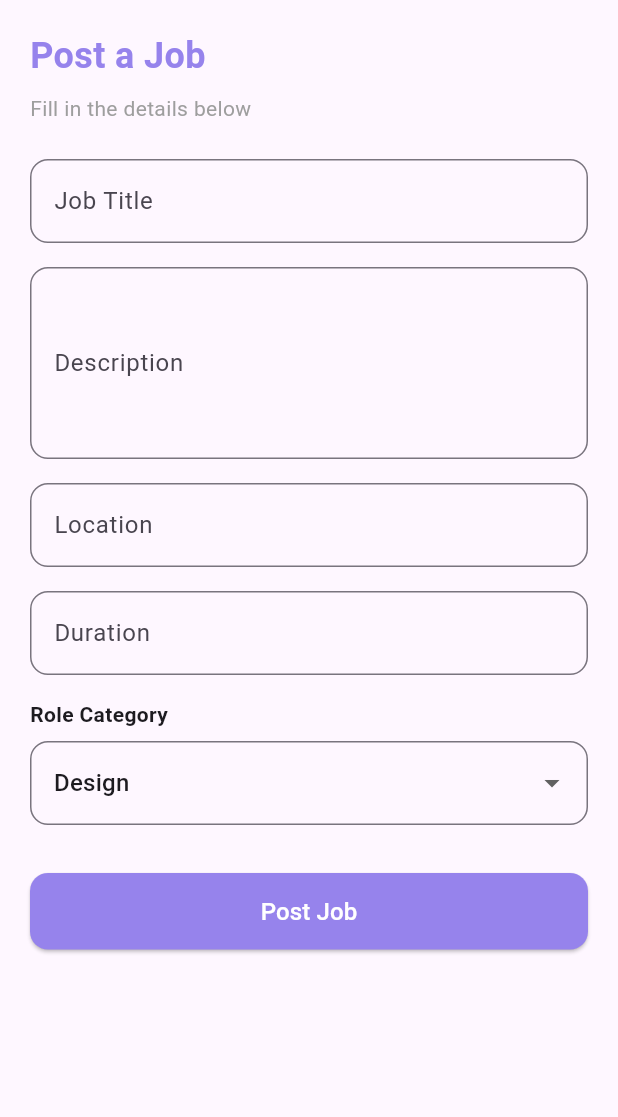
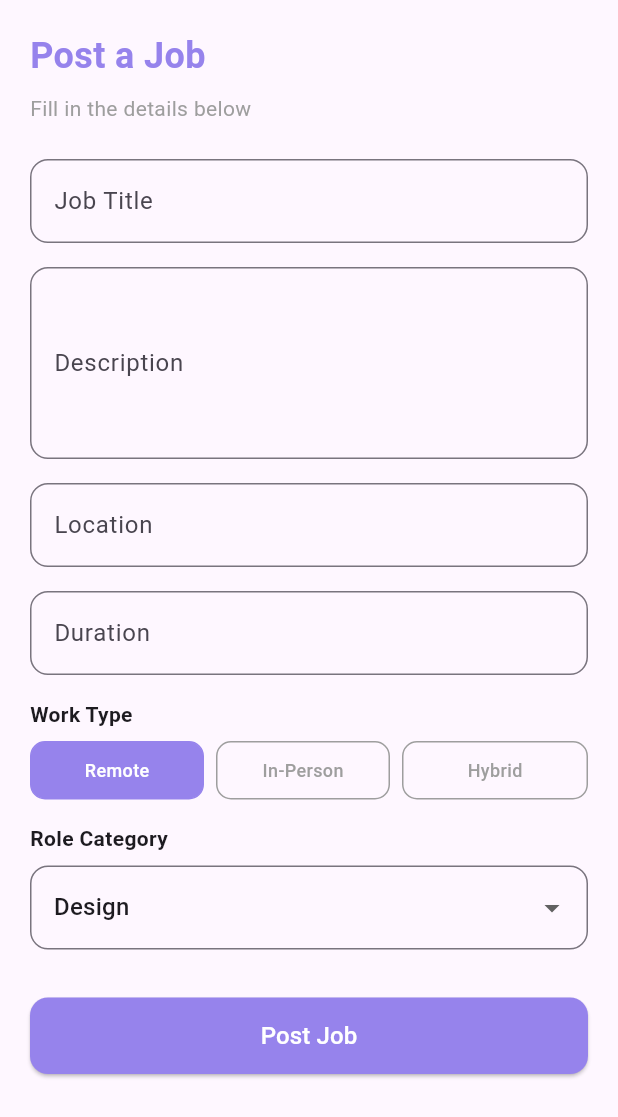
Before and after one commit to tdorcas-akim/alu_grid, a Flutter app: the PostJobScreen screen opened directly, on a phone screen of 412 x 824 dp. Shown: the top 1117 px of the screen. Run offline on Flutter 3.47's test engine with Material 3 defaults, Android fonts, the phone set to English and light mode, and no system bars; our stand-ins replace cloud_firestore, firebase_auth, firebase_core; accounts and stored records are empty; generated files the repository leaves out were written again.

Commit message:
clean up code and improve UI in Browse, Chat, Home, and Post Job screens

```diff
--- a/lib/screens/post_job_screen.dart
+++ b/lib/screens/post_job_screen.dart
@@ -14,10 +14,10 @@ class _PostJobScreenState extends State<PostJobScreen> {
   final locationInput = TextEditingController();
   final durationInput = TextEditingController();
   String selectedRole = 'Design';
+  String workType = 'Remote';
   bool loading = false;
   String msg = '';
 
-  // job categories/roles
   List<String> roles = [
     'Design',
     'Software Development',
@@ -28,6 +28,8 @@ class _PostJobScreenState extends State<PostJobScreen> {
     'Research',
     'Community Management',
   ];
+
+  List<String> workTypes = ['Remote', 'In-Person', 'Hybrid'];
 
   void postJob() async {
     final auth = Provider.of<AuthProvider>(context, listen: false);
@@ -49,6 +51,7 @@ class _PostJobScreenState extends State<PostJobScreen> {
         'location': locationInput.text.trim(),
         'duration': durationInput.text.trim(),
         'role': selectedRole,
+        'workType': workType,
         'startupId': auth.user!.uid,
         'startupName': auth.name,
         'postedAt': DateTime.now().toString(),
@@ -58,7 +61,6 @@ class _PostJobScreenState extends State<PostJobScreen> {
       setState(() {
         loading = false;
         msg = 'Job posted successfully!';
-        // clear fields
         titleInput.clear();
         descriptionInput.clear();
         locationInput.clear();
@@ -90,21 +92,15 @@ class _PostJobScreenState extends State<PostJobScreen> {
                 ),
               ),
               SizedBox(height: 8),
-              Text(
-                'Fill in the details below',
-                style: TextStyle(color: Colors.grey),
-              ),
+              Text('Fill in the details below', style: TextStyle(color: Colors.grey)),
               SizedBox(height: 24),
 
-              // job title
               TextField(
                 controller: titleInput,
                 decoration: InputDecoration(
                   labelText: 'Job Title',
                   hintText: 'e.g. UI Designer needed',
-                  border: OutlineInputBorder(
-                    borderRadius: BorderRadius.circular(12),
-                  ),
+                  border: OutlineInputBorder(borderRadius: BorderRadius.circular(12)),
                   focusedBorder: OutlineInputBorder(
                     borderRadius: BorderRadius.circular(12),
                     borderSide: BorderSide(color: Color(0xFF9683EC)),
@@ -113,16 +109,13 @@ class _PostJobScreenState extends State<PostJobScreen> {
               ),
               SizedBox(height: 16),
 
-              // description
               TextField(
                 controller: descriptionInput,
                 maxLines: 4,
                 decoration: InputDecoration(
                   labelText: 'Description',
                   hintText: 'What will the intern do?',
-                  border: OutlineInputBorder(
-                    borderRadius: BorderRadius.circular(12),
-                  ),
+                  border: OutlineInputBorder(borderRadius: BorderRadius.circular(12)),
                   focusedBorder: OutlineInputBorder(
                     borderRadius: BorderRadius.circular(12),
                     borderSide: BorderSide(color: Color(0xFF9683EC)),
@@ -131,15 +124,12 @@ class _PostJobScreenState extends State<PostJobScreen> {
               ),
               SizedBox(height: 16),
 
-              // location
               TextField(
                 controller: locationInput,
                 decoration: InputDecoration(
                   labelText: 'Location',
-                  hintText: 'e.g. Remote, ALU Campus',
-                  border: OutlineInputBorder(
-                    borderRadius: BorderRadius.circular(12),
-                  ),
+                  hintText: 'e.g. Kigali, Rwanda',
+                  border: OutlineInputBorder(borderRadius: BorderRadius.circular(12)),
                   focusedBorder: OutlineInputBorder(
                     borderRadius: BorderRadius.circular(12),
                     borderSide: BorderSide(color: Color(0xFF9683EC)),
@@ -148,15 +138,12 @@ class _PostJobScreenState extends State<PostJobScreen> {
               ),
               SizedBox(height: 16),
 
-              // duration
               TextField(
                 controller: durationInput,
                 decoration: InputDecoration(
                   labelText: 'Duration',
                   hintText: 'e.g. 3 months',
-                  border: OutlineInputBorder(
-                    borderRadius: BorderRadius.circular(12),
-                  ),
+                  border: OutlineInputBorder(borderRadius: BorderRadius.circular(12)),
                   focusedBorder: OutlineInputBorder(
                     borderRadius: BorderRadius.circular(12),
                     borderSide: BorderSide(color: Color(0xFF9683EC)),
@@ -165,18 +152,48 @@ class _PostJobScreenState extends State<PostJobScreen> {
               ),
               SizedBox(height: 16),
 
-              // role dropdown
-              Text(
-                'Role Category',
-                style: TextStyle(fontWeight: FontWeight.bold),
+              // work type selector
+              Text('Work Type', style: TextStyle(fontWeight: FontWeight.bold)),
+              SizedBox(height: 8),
+              Row(
+                children: workTypes.map((type) {
+                  bool active = workType == type;
+                  return Expanded(
+                    child: GestureDetector(
+                      onTap: () => setState(() => workType = type),
+                      child: Container(
+                        margin: EdgeInsets.only(right: type != 'Hybrid' ? 8 : 0),
+                        padding: EdgeInsets.symmetric(vertical: 10),
+                        decoration: BoxDecoration(
+                          color: active ? Color(0xFF9683EC) : Colors.transparent,
+                          borderRadius: BorderRadius.circular(10),
+                          border: Border.all(
+                            color: active ? Color(0xFF9683EC) : Colors.grey,
+                          ),
+                        ),
+                        child: Center(
+                          child: Text(
+                            type,
+                            style: TextStyle(
+                              color: active ? Colors.white : Colors.grey,
+                              fontSize: 12,
+                              fontWeight: FontWeight.w500,
+                            ),
+                          ),
+                        ),
+                      ),
+                    ),
+                  );
+                }).toList(),
               ),
+              SizedBox(height: 16),
+
+              Text('Role Category', style: TextStyle(fontWeight: FontWeight.bold)),
               SizedBox(height: 8),
               DropdownButtonFormField<String>(
                 value: selectedRole,
                 decoration: InputDecoration(
-                  border: OutlineInputBorder(
-                    borderRadius: BorderRadius.circular(12),
-                  ),
+                  border: OutlineInputBorder(borderRadius: BorderRadius.circular(12)),
                   focusedBorder: OutlineInputBorder(
                     borderRadius: BorderRadius.circular(12),
                     borderSide: BorderSide(color: Color(0xFF9683EC)),
@@ -193,9 +210,7 @@ class _PostJobScreenState extends State<PostJobScreen> {
                 Text(
                   msg,
                   style: TextStyle(
-                    color: msg.contains('success')
-                        ? Colors.green
-                        : Colors.red,
+                    color: msg.contains('success') ? Colors.green : Colors.red,
                   ),
                 ),
 
@@ -208,16 +223,11 @@ class _PostJobScreenState extends State<PostJobScreen> {
                   style: ElevatedButton.styleFrom(
                     backgroundColor: Color(0xFF9683EC),
                     padding: EdgeInsets.symmetric(vertical: 14),
-                    shape: RoundedRectangleBorder(
-                      borderRadius: BorderRadius.circular(12),
-                    ),
+                    shape: RoundedRectangleBorder(borderRadius: BorderRadius.circular(12)),
                   ),
                   child: loading
                       ? CircularProgressIndicator(color: Colors.white)
-                      : Text(
-                          'Post Job',
-                          style: TextStyle(color: Colors.white, fontSize: 16),
-                        ),
+                      : Text('Post Job', style: TextStyle(color: Colors.white, fontSize: 16)),
                 ),
               ),
             ],
```
Also changed, not shown: lib/screens/browse_screen.dart (+27 -9 lines), lib/screens/chat_screen.dart (+27 -4 lines), lib/screens/home_screen.dart (+41 -2 lines).
